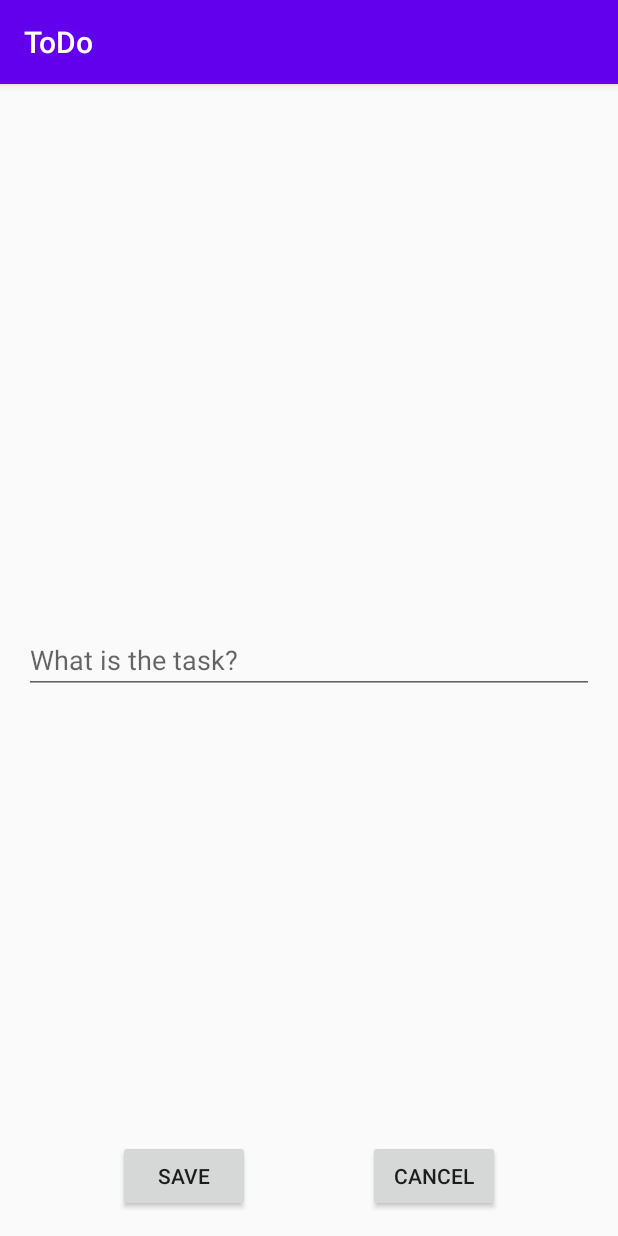
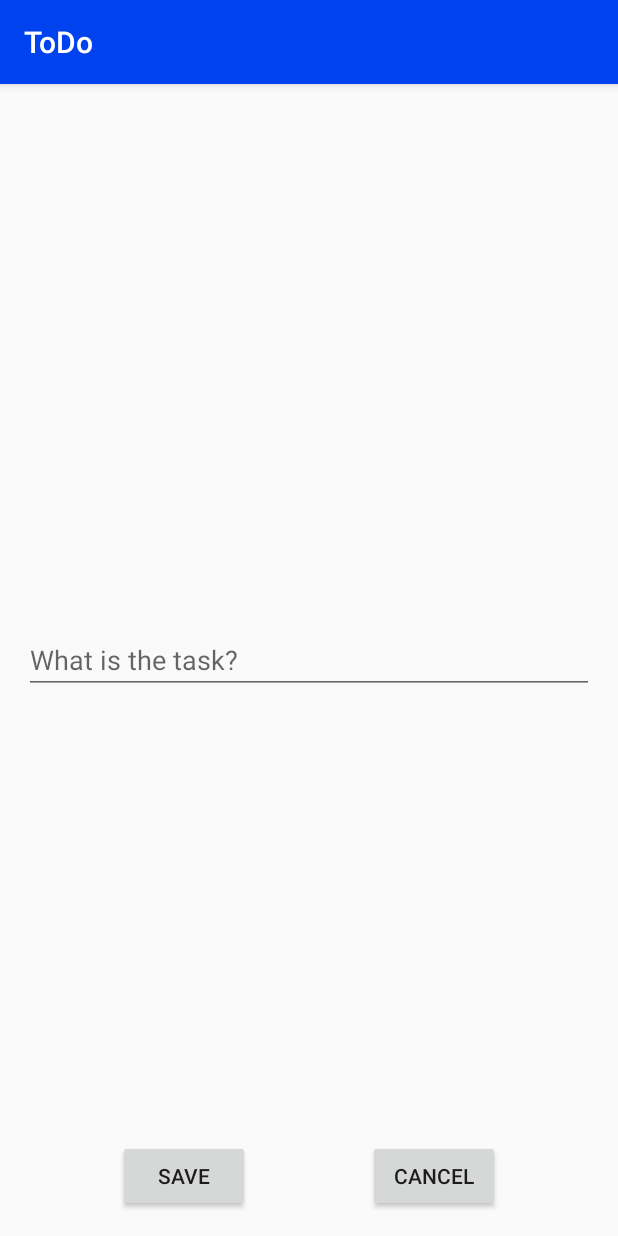
Before and after one commit to fupn26/Mobilfejl_2020_ToDo, an Android app: the screen it shows after launch (MainActivity), after a tap on "ADD", on a phone screen of 412 x 824 dp. Run offline under Robolectric (Android 15) with nearby library versions, the phone set to English and light mode, and no system bars; our stand-ins replace Timber, data binding; 1 statement that could not run was skipped.

Commit message:
changed colors of the App

```diff
--- a/app/src/main/java/hu/unideb/todo/util/Util.kt
+++ b/app/src/main/java/hu/unideb/todo/util/Util.kt
@@ -1,5 +1,6 @@
 package hu.unideb.todo.util
 
+import android.content.Context
 import android.view.View
 import android.widget.TextView
 import androidx.recyclerview.widget.RecyclerView
@@ -7,7 +8,7 @@ import com.google.android.material.card.MaterialCardView
 import hu.unideb.todo.R
 
 class ToDoItemViewHolder(val view: MaterialCardView): RecyclerView.ViewHolder(view) {
-//    val container: View = view
+    val context: Context = view.context
     val idText: TextView = view.findViewById(R.id.id_text)
     val title: TextView = view.findViewById(R.id.title_text)
 }
--- a/app/src/main/res/layout/activity_main.xml
+++ b/app/src/main/res/layout/activity_main.xml
@@ -6,8 +6,7 @@
             android:layout_width="match_parent"
             android:layout_height="match_parent"
             tools:context=".ui.MainActivity"
-            android:orientation="vertical"
-    >
+            android:orientation="vertical">
         <fragment
                 android:id="@+id/navHostFragment"
                 android:name="androidx.navigation.fragment.NavHostFragment"
--- a/app/src/main/res/values/colors.xml
+++ b/app/src/main/res/values/colors.xml
@@ -1,8 +1,8 @@
 <?xml version="1.0" encoding="utf-8"?>
 <resources>
-    <color name="colorPrimary">#6200EE</color>
-    <color name="colorPrimaryDark">#3700B3</color>
-    <color name="colorAccent">#03DAC5</color>
+    <color name="colorPrimary">#0043EE</color>
+    <color name="colorPrimaryDark">#011C61</color>
+    <color name="colorAccent">#0886F4</color>
     <color name="lightRed">#FFAEA5</color>
     <color name="lightGreen">#CCE2CB</color>
 </resources>
```
Also changed, not shown: app/src/main/java/hu/unideb/todo/util/ToDoAdapter.kt (+13 -9 lines).
